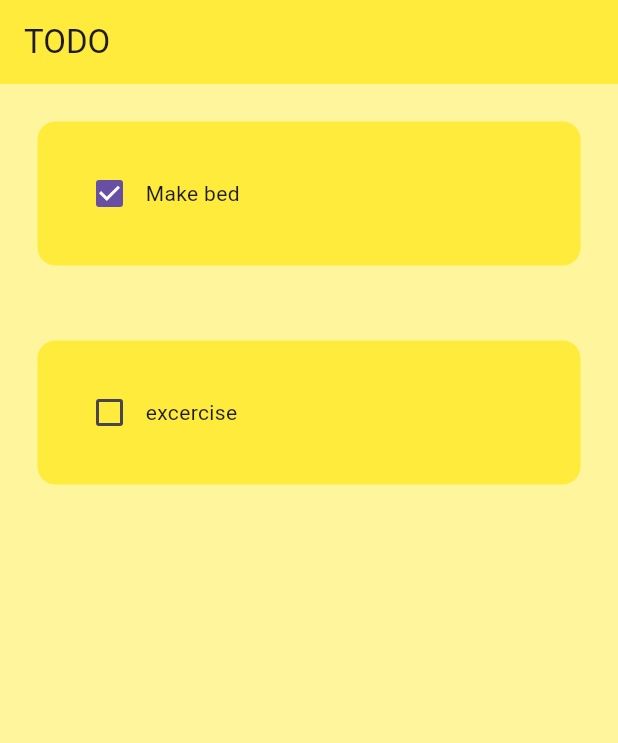
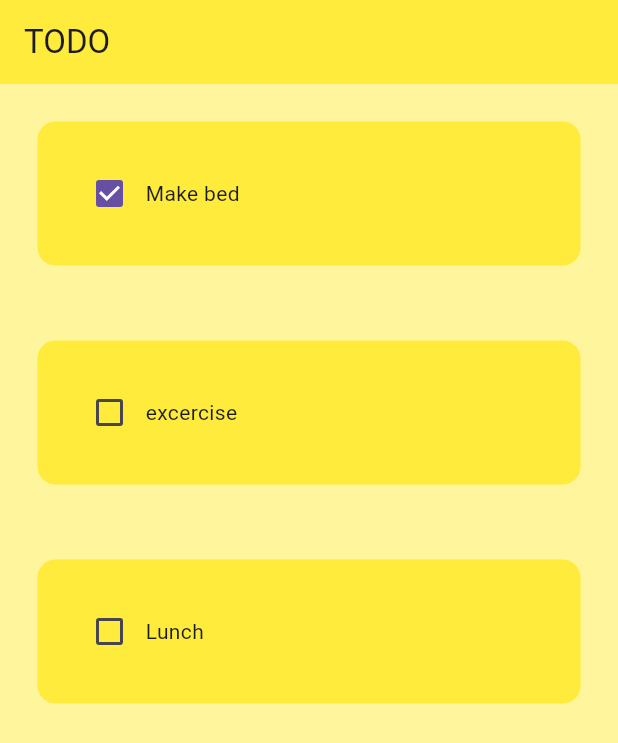
Before and after one commit to Eric-Mai-25/Todp, a Flutter app: the screen it shows after launch, on a phone screen of 412 x 824 dp. Shown: the top 743 px of the screen. Run offline on Flutter 3.47's test engine with Material 3 defaults, Android fonts, the phone set to English and light mode, and no system bars.

Commit message:
todo tasks

```diff
--- a/lib/pages/home_page.dart
+++ b/lib/pages/home_page.dart
@@ -30,6 +30,11 @@ class _HomePageState extends State<HomePage>{
             taskCompleted: false,
             onChanged: (p0) {},
           ),
+          TodoTile(
+            taskName: 'Lunch',
+            taskCompleted: false,
+            onChanged: (p0) {},
+          ),
         ],
       ),
     );
```
